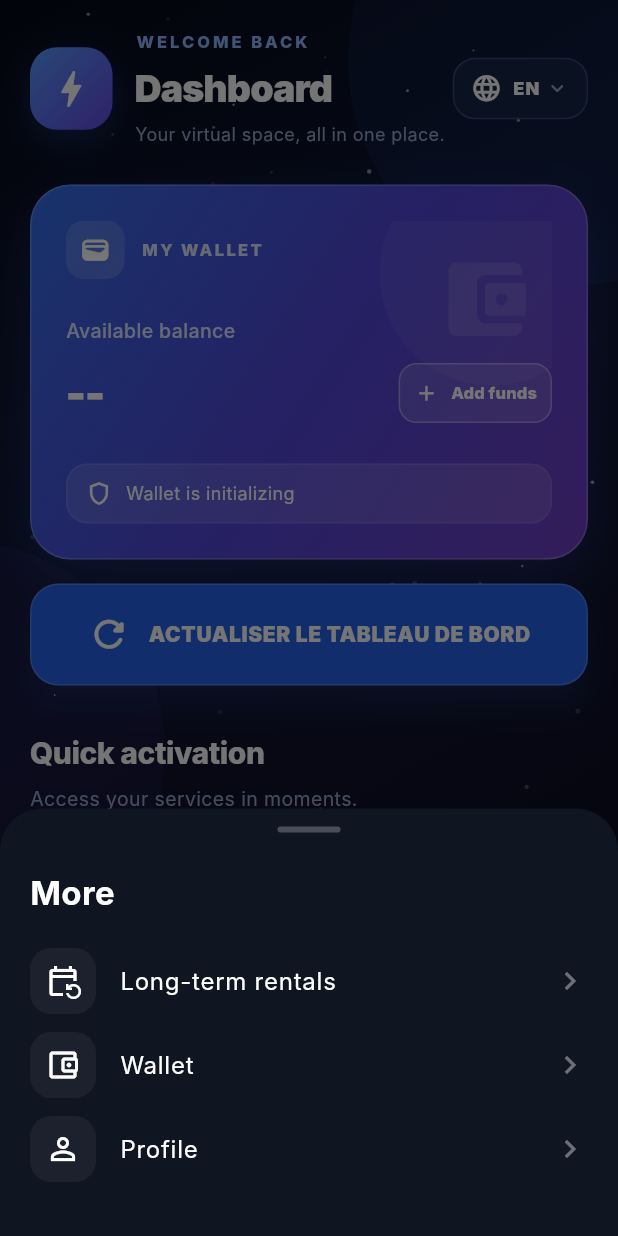
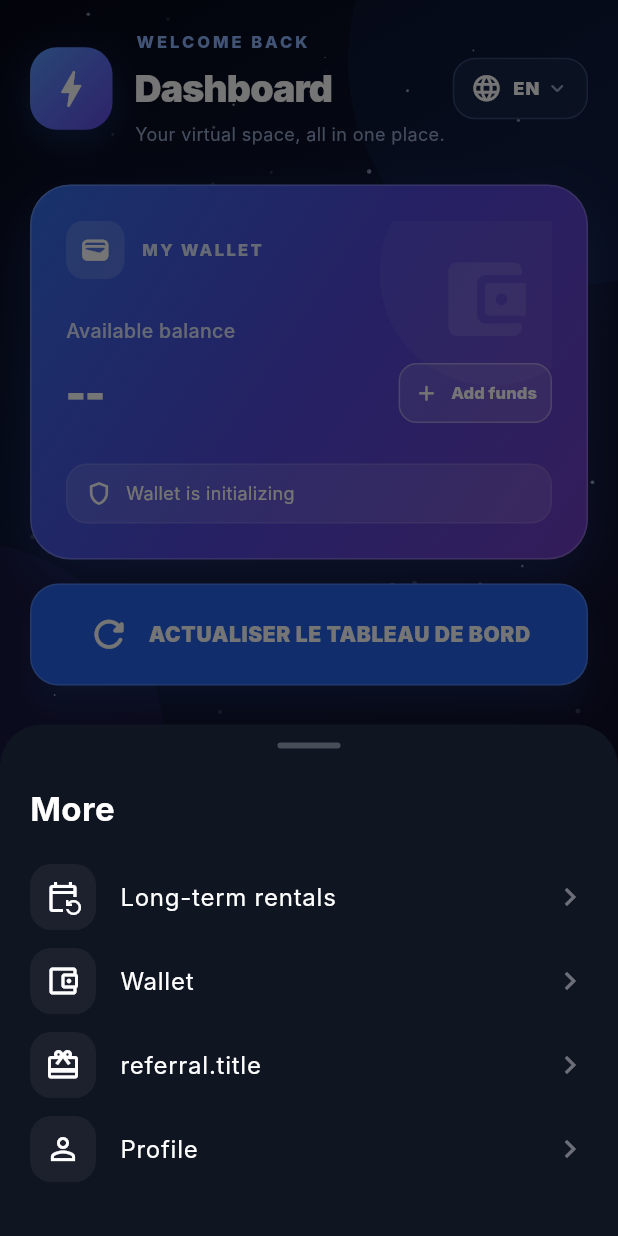
Before and after one commit to Btweb-Coder/VT-NUM, a Flutter app: the AppRouter screen opened directly, item 5 of the bottom bar chosen, on a phone screen of 412 x 824 dp. Run offline on Flutter 3.47's test engine with Material 3 defaults, Android fonts, the phone set to English and light mode, and no system bars; our stand-ins replace flutter_svg, package_info_plus, shared_preferences, supabase_flutter, webview_flutter; accounts and stored records are empty; network calls fail; Roboto replaces fonts that are missing (Inter).

Commit message:
feat(referrals): add referral entry to More menu

```diff
--- a/lib/app/router.dart
+++ b/lib/app/router.dart
@@ -8,6 +8,7 @@ import '../features/active/pages/active_page.dart';
 import '../features/orders/pages/orders_page.dart';
 import '../features/wallet/pages/wallet_page.dart';
 import '../features/profile/pages/profile_page.dart';
+import '../features/referrals/pages/referral_page.dart';
 import '../features/rentals/pages/rentals_page.dart';
 import '../features/support/pages/support_chat_page.dart';
 import '../core/services/catalog_bootstrap_service.dart';
@@ -103,6 +104,13 @@ class _AppRouterState extends State<AppRouter> {
               Navigator.push(
                 context,
                 MaterialPageRoute(builder: (_) => const ProfilePage()),
+              );
+            },
+            onReferrals: () {
+              Navigator.pop(context);
+              Navigator.push(
+                context,
+                MaterialPageRoute(builder: (_) => const ReferralPage()),
               );
             },
           );
@@ -285,11 +293,13 @@ class _MoreSheet extends StatelessWidget {
   final VoidCallback onWallet;
   final VoidCallback onRentals;
   final VoidCallback onProfile;
+  final VoidCallback onReferrals;
 
   const _MoreSheet({
     required this.onWallet,
     required this.onRentals,
     required this.onProfile,
+    required this.onReferrals,
   });
 
   @override
@@ -334,6 +344,11 @@ class _MoreSheet extends StatelessWidget {
             onTap: onWallet,
           ),
           _item(
+            icon: Icons.card_giftcard_outlined,
+            title: context.strings.text('referral.title'),
+            onTap: onReferrals,
+          ),
+          _item(
             icon: Icons.person_outline,
             title: context.strings.text('navigation.profile'),
             onTap: onProfile,
```
